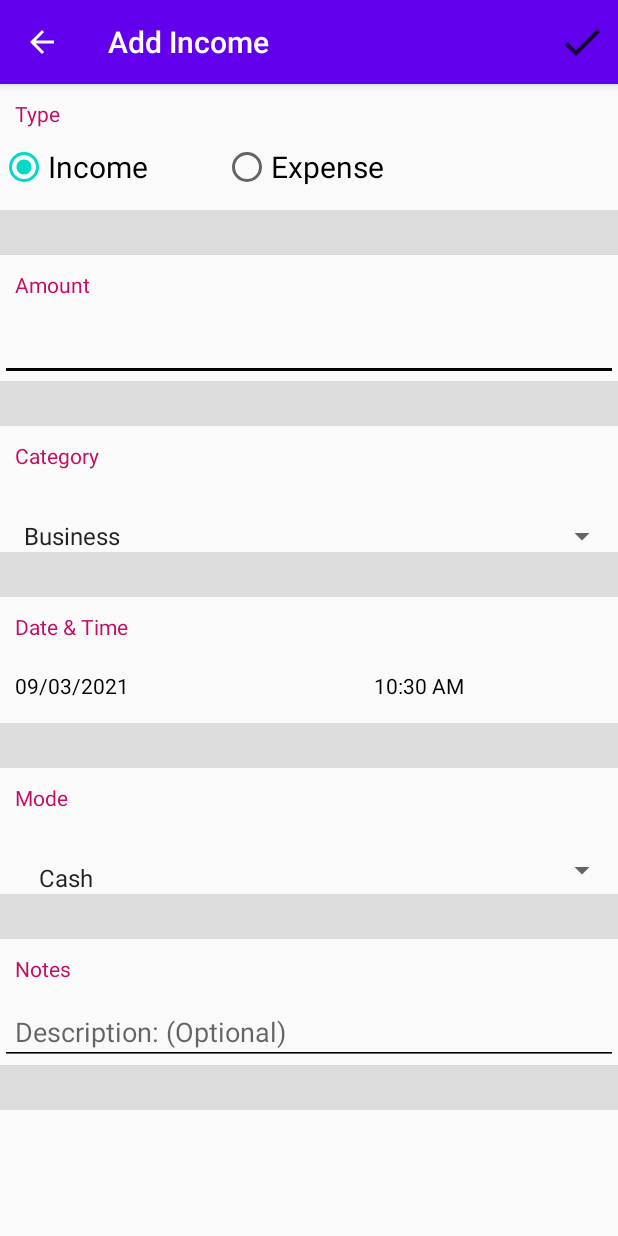
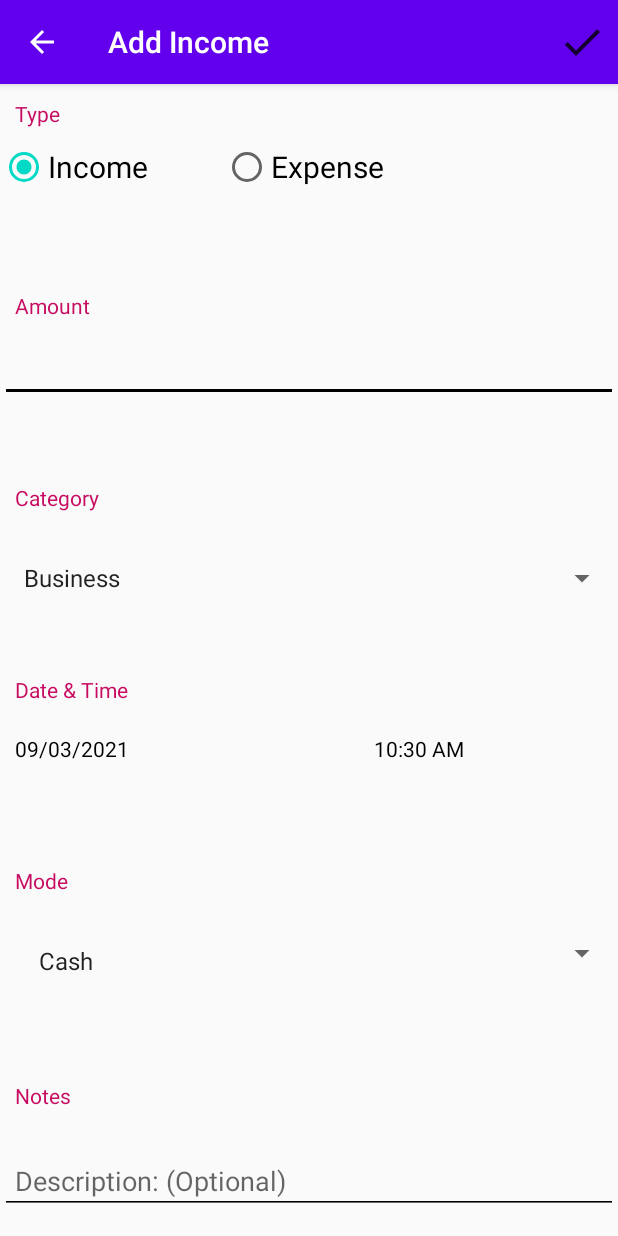
Before and after one commit to FahadBurney/ExpenseManagerApp, an Android app: the AddEditIncomeActivity screen opened directly, with no data from a screen before it, on a phone screen of 412 x 824 dp. Run offline under Robolectric (Android 15) with nearby library versions, the phone set to English and light mode, and no system bars; our stand-ins replace Room's generated code.

Commit message:
I have changed the layout of income Activity

```diff
--- a/app/src/main/res/layout/activity_income.xml
+++ b/app/src/main/res/layout/activity_income.xml
@@ -19,8 +19,6 @@
         android:paddingRight="10dp"
         android:paddingStart="10dp"
         android:paddingLeft="10dp" />
-
-
     <RadioGroup
         android:id="@+id/radioGroup"
         android:layout_width="wrap_content"
@@ -57,18 +55,14 @@
             app:layout_constraintTop_toTopOf="parent"
             android:layout_marginStart="50dp" />
     </RadioGroup>
+    <androidx.constraintlayout.widget.Guideline
+        android:id="@+id/guideline1"
+        android:layout_width="wrap_content"
+        android:layout_height="wrap_content"
+        android:orientation="horizontal"
+        app:layout_constraintGuide_percent="0.1666" />
 
-    <View
-        android:id="@+id/divider1"
-        android:layout_width="match_parent"
-        android:layout_height="0dp"
-        android:layout_weight="1"
-        android:background="?android:attr/listDivider"
-        app:layout_constraintBottom_toTopOf="@+id/divider2"
-        app:layout_constraintEnd_toEndOf="parent"
-        app:layout_constraintHorizontal_bias="1.0"
-        app:layout_constraintStart_toStartOf="parent"
-        app:layout_constraintTop_toTopOf="parent" />
+
 
 
     <TextView
@@ -82,7 +76,7 @@
         android:text="Amount"
         android:textColor="@color/text_info"
         app:layout_constraintStart_toStartOf="parent"
-        app:layout_constraintTop_toBottomOf="@+id/divider1" />
+        app:layout_constraintTop_toBottomOf="@+id/guideline1" />
 
     <EditText
         android:id="@+id/amount"
@@ -97,24 +91,21 @@
         android:paddingBottom="10dp"
         android:backgroundTint="@color/cursorColor"
         android:textCursorDrawable="@color/cursorColor"
-        app:layout_constraintBottom_toTopOf="@id/divider2"
+        app:layout_constraintBottom_toTopOf="@id/guideline2"
         app:layout_constraintEnd_toEndOf="parent"
         app:layout_constraintHorizontal_bias="1.0"
         app:layout_constraintStart_toStartOf="parent"
         app:layout_constraintTop_toBottomOf="@id/Amount"
         app:layout_constraintVertical_bias="0.0"
         android:paddingStart="10dp" />
+    <androidx.constraintlayout.widget.Guideline
+        android:id="@+id/guideline2"
+        android:layout_width="wrap_content"
+        android:layout_height="wrap_content"
+        android:orientation="horizontal"
+        app:layout_constraintGuide_percent="0.333" />
 
-    <View
-        android:id="@+id/divider2"
-        android:layout_width="match_parent"
-        android:layout_height="0dp"
-        android:layout_weight="1"
-        android:background="?android:attr/listDivider"
-        app:layout_constraintBottom_toTopOf="@+id/divider3"
-        app:layout_constraintEnd_toEndOf="parent"
-        app:layout_constraintStart_toStartOf="parent"
-        app:layout_constraintTop_toBottomOf="@id/divider1" />
+
     <TextView
         android:id="@+id/category"
         android:layout_width="wrap_content"
@@ -126,7 +117,8 @@
         android:text="Category"
         android:textColor="@color/text_info"
         app:layout_constraintStart_toStartOf="parent"
-        app:layout_constraintTop_toBottomOf="@+id/divider2" />
+        app:layout_constraintTop_toBottomOf="@+id/guideline2" />
+
 
     <Spinner
         android:id="@+id/spinnerCategory"
@@ -135,23 +127,20 @@
         android:paddingTop="10dp"
         android:paddingBottom="10dp"
         android:text="@string/business"
-        app:layout_constraintBottom_toTopOf="@+id/divider3"
+        app:layout_constraintBottom_toTopOf="@+id/guideline3"
         app:layout_constraintEnd_toEndOf="parent"
         app:layout_constraintHorizontal_bias="0.0"
         app:layout_constraintStart_toStartOf="parent"
         app:layout_constraintTop_toBottomOf="@+id/category"
         app:layout_constraintVertical_bias="0.0" />
 
-    <View
-        android:id="@+id/divider3"
-        android:layout_width="match_parent"
-        android:layout_height="0dp"
-        android:layout_weight="1"
-        android:background="?android:attr/listDivider"
-        app:layout_constraintBottom_toTopOf="@+id/divider4"
-        app:layout_constraintEnd_toEndOf="parent"
-        app:layout_constraintStart_toStartOf="parent"
-        app:layout_constraintTop_toBottomOf="@id/divider2" />
+
+    <androidx.constraintlayout.widget.Guideline
+        android:id="@+id/guideline3"
+        android:layout_width="wrap_content"
+        android:layout_height="wrap_content"
+        android:orientation="horizontal"
+        app:layout_constraintGuide_percent="0.5000" />
 
     <TextView
         android:id="@+id/DateAndTime"
@@ -164,7 +153,7 @@
         android:text="@string/date_amp_time"
         android:textColor="@color/text_info"
         app:layout_constraintStart_toStartOf="parent"
-        app:layout_constraintTop_toBottomOf="@id/divider3"
+        app:layout_constraintTop_toBottomOf="@id/guideline3"
         android:paddingStart="10dp" />
 
     <TextView
@@ -197,16 +186,15 @@
         app:layout_constraintStart_toEndOf="@+id/Date"
         app:layout_constraintTop_toBottomOf="@+id/DateAndTime" />
 
-    <View
-        android:id="@+id/divider4"
-        android:layout_width="match_parent"
-        android:layout_height="0dp"
-        android:layout_weight="1"
-        android:background="?android:attr/listDivider"
-        app:layout_constraintBottom_toTopOf="@+id/divider5"
-        app:layout_constraintEnd_toEndOf="parent"
-        app:layout_constraintStart_toStartOf="parent"
-        app:layout_constraintTop_toBottomOf="@id/divider3" />
+    <androidx.constraintlayout.widget.Guideline
+        android:id="@+id/guideline4"
+        android:layout_width="wrap_content"
+        android:layout_height="wrap_content"
+        android:orientation="horizontal"
+        app:layout_constraintGuide_percent="0.666" />
+
+
+
     <TextView
         android:id="@+id/mode"
         android:layout_width="wrap_content"
@@ -219,7 +207,7 @@
         android:text="Mode"
         android:textColor="@color/text_info"
         app:layout_constraintStart_toStartOf="parent"
-        app:layout_constraintTop_toBottomOf="@+id/divider4" />
+        app:layout_constraintTop_toBottomOf="@+id/guideline4" />
 
 
     <Spinner
@@ -230,23 +218,20 @@
         android:paddingLeft="10dp"
         android:paddingTop="10dp"
         android:paddingRight="10dp"
-        app:layout_constraintBottom_toTopOf="@id/divider5"
+        app:layout_constraintBottom_toTopOf="@id/guideline5"
         app:layout_constraintEnd_toEndOf="parent"
         app:layout_constraintHorizontal_bias="0.0"
         app:layout_constraintStart_toStartOf="parent"
         app:layout_constraintTop_toBottomOf="@id/mode"
         app:layout_constraintVertical_bias="0.0" />
 
-    <View
-        android:id="@+id/divider5"
-        android:layout_width="match_parent"
-        android:layout_height="0dp"
-        android:layout_weight="1"
-        android:background="?android:attr/listDivider"
-        app:layout_constraintBottom_toTopOf="@+id/divider6"
-        app:layout_constraintEnd_toEndOf="parent"
-        app:layout_constraintStart_toStartOf="parent"
-        app:layout_constraintTop_toBottomOf="@id/divider4" />
+    <androidx.constraintlayout.widget.Guideline
+        android:id="@+id/guideline5"
+        android:layout_width="wrap_content"
+        android:layout_height="wrap_content"
+        android:orientation="horizontal"
+        app:layout_constraintGuide_percent="0.83333" />
+
     <TextView
         android:id="@+id/Notes"
         android:layout_width="wrap_content"
@@ -260,7 +245,7 @@
         android:textColor="@color/text_info"
         app:layout_constraintBottom_toTopOf="@+id/notes"
         app:layout_constraintStart_toStartOf="parent"
-        app:layout_constraintTop_toBottomOf="@+id/divider5" />
+        app:layout_constraintTop_toBottomOf="@+id/guideline5" />
     <EditText
         android:id="@id/notes"
         android:layout_width="match_parent"
@@ -274,24 +259,10 @@
         android:hint="@string/description_optional"
         android:inputType="text"
         android:textCursorDrawable="@color/cursorColor"
-        app:layout_constraintBottom_toTopOf="@+id/divider6"
+        app:layout_constraintBottom_toBottomOf="parent"
         app:layout_constraintEnd_toEndOf="parent"
         app:layout_constraintHorizontal_bias="0.0"
         app:layout_constraintStart_toStartOf="parent"
         app:layout_constraintTop_toBottomOf="@+id/Notes"
         app:layout_constraintVertical_bias="0.0" />
-
-    <View
-        android:id="@+id/divider6"
-        android:layout_width="match_parent"
-        android:layout_height="0dp"
-        android:layout_weight="1"
-        android:background="?android:attr/listDivider"
-        app:layout_constraintBottom_toBottomOf="parent"
-        app:layout_constraintEnd_toEndOf="parent"
-        app:layout_constraintStart_toStartOf="parent"
-        app:layout_constraintTop_toBottomOf="@id/divider5" />
-
-
-
 </androidx.constraintlayout.widget.ConstraintLayout>
```
